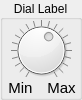
First picture: the form in mwarp1d/ui/widgets/dial_display.ui, repository 0todd0000/mwarp1d, before the edit.
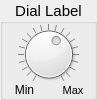
Second picture: the form after the edit.

Commit message: Windows compatability

Patch:
```diff
--- a/mwarp1d/ui/widgets/dial_display.ui
+++ b/mwarp1d/ui/widgets/dial_display.ui
@@ -40,6 +40,12 @@
        <height>100</height>
       </size>
      </property>
+     <property name="font">
+      <font>
+       <family>Arial</family>
+       <pointsize>11</pointsize>
+      </font>
+     </property>
      <property name="title">
       <string>Dial Label</string>
      </property>
@@ -111,7 +117,8 @@
          <widget class="QLabel" name="label_min">
           <property name="font">
            <font>
-            <pointsize>11</pointsize>
+            <family>Arial</family>
+            <pointsize>9</pointsize>
            </font>
           </property>
           <property name="text">
@@ -126,7 +133,8 @@
          <widget class="QLabel" name="label_max">
           <property name="font">
            <font>
-            <pointsize>11</pointsize>
+            <family>Arial</family>
+            <pointsize>8</pointsize>
            </font>
           </property>
           <property name="text">
```
The commit also changes 2 other files.
